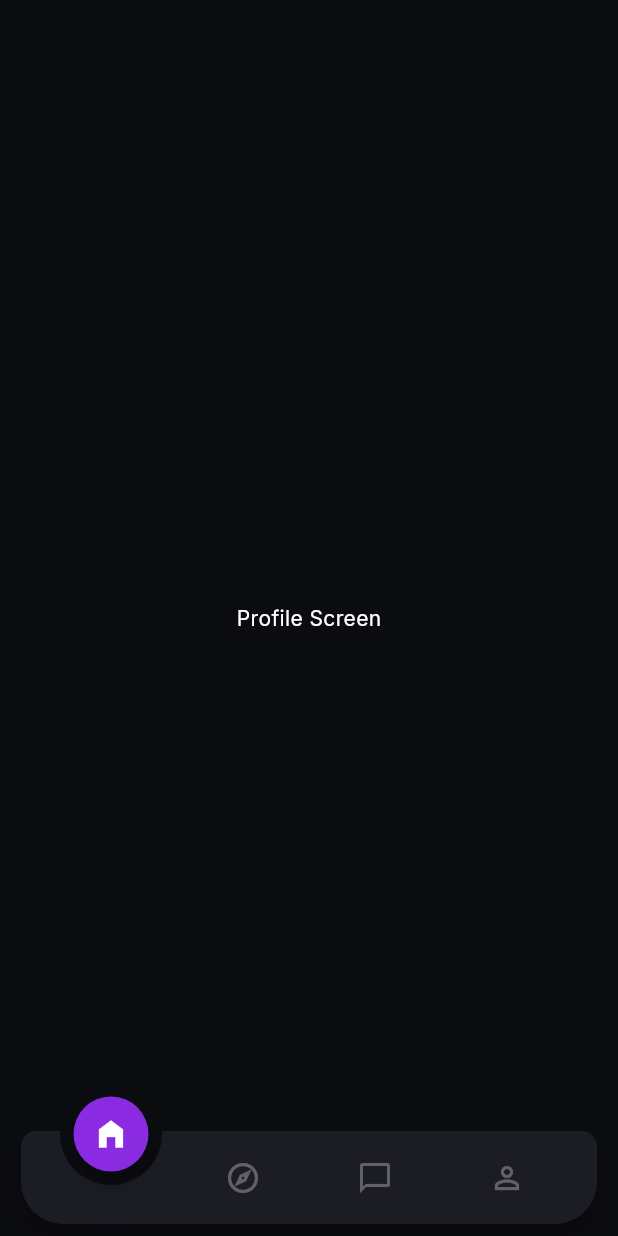
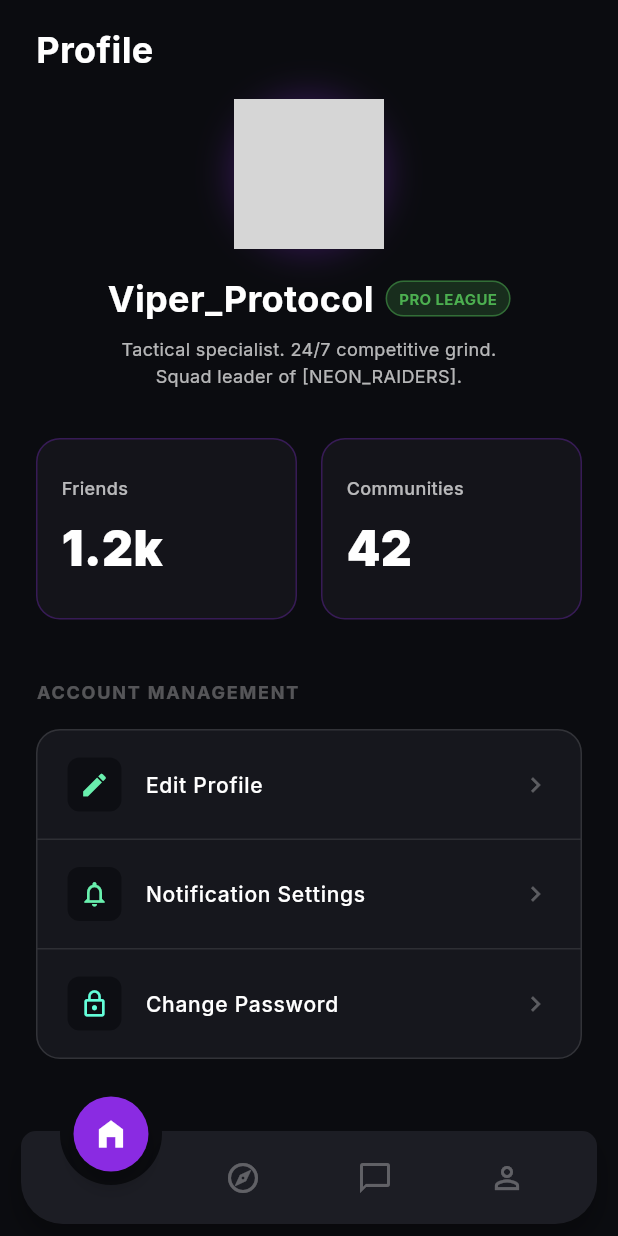
Before and after one commit to Pravesh-Shrestha/nexus_app, a Flutter app: the MainLayout screen opened directly, swiped to page 4, on a phone screen of 412 x 824 dp. Run offline on Flutter 3.47's test engine with Material 3 defaults, Android fonts, the phone set to English and light mode, and no system bars; drawn by our look-alikes of animated_notch_bottom_bar; our stand-ins replace firebase_auth, firebase_core, google_fonts, google_sign_in; accounts and stored records are empty; network calls fail; grey boxes are pictures that could not be loaded.

Commit message:
feat: implement profile screen and advanced settings navigation

```diff
--- a/lib/core/theme/app_colors.dart
+++ b/lib/core/theme/app_colors.dart
@@ -11,6 +11,13 @@ class AppColors {
   static const Color primaryCyan = Color(0xFF00E5FF);
   static const Color primaryPurple = Color(0xFF8A2BE2);
   static const Color secondaryPurple = Color(0xFF4B39EF);
+
+  // Status & Actions
+  static const Color statusOnline = Color(0xFF00E479);
+  static const Color successGreen = Color(0xFF00FF87);
+  static const Color errorRed = Color(0xFFFF3B30);
+  static const Color logoutBorder = Color(0xFFD92D20);
+  static const Color logoutText = Color(0xFFF04438);
 
   // Gradients
   static const LinearGradient authButtonGradient = LinearGradient(
--- a/lib/features/home/presentation/main_layout.dart
+++ b/lib/features/home/presentation/main_layout.dart
@@ -1,6 +1,7 @@
 import 'package:flutter/material.dart';
 import 'package:nexus_app/core/theme/app_colors.dart';
 import 'package:nexus_app/features/home/presentation/home_screen.dart';
+import 'package:nexus_app/features/profile/presentation/profile_screen.dart';
 import 'package:animated_notch_bottom_bar/animated_notch_bottom_bar/animated_notch_bottom_bar.dart';
 
 class MainLayout extends StatefulWidget {
@@ -27,7 +28,7 @@ class _MainLayoutState extends State<MainLayout> {
     const HomeScreen(),
     const Center(child: Text('Explore Screen', style: TextStyle(color: Colors.white))),
     const Center(child: Text('Messages Screen', style: TextStyle(color: Colors.white))),
-    const Center(child: Text('Profile Screen', style: TextStyle(color: Colors.white))),
+    const ProfileScreen(),
   ];
 
   @override
--- /dev/null
+++ b/lib/features/profile/presentation/profile_screen.dart
@@ -0,0 +1,527 @@
+import 'package:flutter/material.dart';
+import 'package:nexus_app/core/theme/app_colors.dart';
+import 'package:nexus_app/core/theme/app_sizes.dart';
+import 'package:nexus_app/features/auth/data/auth_service.dart';
+import 'package:nexus_app/features/auth/presentation/login_screen.dart';
+import 'package:nexus_app/features/profile/presentation/advanced_settings_screen.dart';
+
+class ProfileScreen extends StatelessWidget {
+  const ProfileScreen({super.key});
+
+  @override
+  Widget build(BuildContext context) {
+    return Scaffold(
+      backgroundColor: AppColors.background,
+      body: SafeArea(
+        child: SingleChildScrollView(
+          padding: const EdgeInsets.only(bottom: 120), // Padding for bottom nav
+          child: Column(
+            crossAxisAlignment: CrossAxisAlignment.start,
+            children: [
+              // Top App Bar
+              const Padding(
+                padding: EdgeInsets.symmetric(
+                  horizontal: AppSizes.p24,
+                  vertical: AppSizes.p16,
+                ),
+                child: Text(
+                  'Profile',
+                  style: TextStyle(
+                    color: Colors.white,
+                    fontSize: 24,
+                    fontWeight: FontWeight.bold,
+                  ),
+                ),
+              ),
+
+              // User Info Section
+              Center(
+                child: Column(
+                  children: [
+                    // Avatar with Camera Icon
+                    Stack(
+                      children: [
+                        Container(
+                          width: 100,
+                          height: 100,
+                          decoration: BoxDecoration(
+                            shape: BoxShape.circle,
+                            border: Border.all(
+                              color: AppColors.primaryPurple,
+                              width: 2,
+                            ),
+                            boxShadow: [
+                              BoxShadow(
+                                color: AppColors.primaryPurple.withValues(
+                                  alpha: 0.3,
+                                ),
+                                blurRadius: 20,
+                                spreadRadius: 2,
+                              ),
+                            ],
+                            image: const DecorationImage(
+                              image: NetworkImage(
+                                'https://i.pravatar.cc/150?img=15',
+                              ),
+                              fit: BoxFit.cover,
+                            ),
+                          ),
+                        ),
+                        Positioned(
+                          bottom: 0,
+                          right: 0,
+                          child: Container(
+                            padding: const EdgeInsets.all(6),
+                            decoration: BoxDecoration(
+                              color: AppColors.statusOnline,
+                              shape: BoxShape.circle,
+                              border: Border.all(
+                                color: AppColors.background,
+                                width: 3,
+                              ),
+                            ),
+                            child: const Icon(
+                              Icons.camera_alt,
+                              color: Colors.black,
+                              size: 14,
+                            ),
+                          ),
+                        ),
+                      ],
+                    ),
+                    const SizedBox(height: 16),
+                    // Username and Badge
+                    Row(
+                      mainAxisAlignment: MainAxisAlignment.center,
+                      children: [
+                        const Text(
+                          'Viper_Protocol',
+                          style: TextStyle(
+                            color: Colors.white,
+                            fontSize: 24,
+                            fontWeight: FontWeight.bold,
+                          ),
+                        ),
+                        const SizedBox(width: 8),
+                        Container(
+                          padding: const EdgeInsets.symmetric(
+                            horizontal: 8,
+                            vertical: 4,
+                          ),
+                          decoration: BoxDecoration(
+                            color: Colors.green.withValues(alpha: 0.2),
+                            borderRadius: BorderRadius.circular(AppSizes.r16),
+                            border: Border.all(
+                              color: Colors.green.withValues(alpha: 0.5),
+                            ),
+                          ),
+                          child: const Text(
+                            'PRO LEAGUE',
+                            style: TextStyle(
+                              color: Colors.green,
+                              fontSize: 10,
+                              fontWeight: FontWeight.bold,
+                            ),
+                          ),
+                        ),
+                      ],
+                    ),
+                    const SizedBox(height: 8),
+                    // Bio
+                    const Padding(
+                      padding: EdgeInsets.symmetric(horizontal: 40.0),
+                      child: Text(
+                        'Tactical specialist. 24/7 competitive grind.\nSquad leader of [NEON_RAIDERS].',
+                        textAlign: TextAlign.center,
+                        style: TextStyle(
+                          color: Colors.white70,
+                          fontSize: 12,
+                          height: 1.5,
+                        ),
+                      ),
+                    ),
+                  ],
+                ),
+              ),
+              const SizedBox(height: 32),
+
+              // Stats Row (Friends and Communities)
+              Padding(
+                padding: const EdgeInsets.symmetric(horizontal: AppSizes.p24),
+                child: Row(
+                  children: [
+                    Expanded(child: _buildStatBox('Friends', '1.2k')),
+                    const SizedBox(width: 16),
+                    Expanded(child: _buildStatBox('Communities', '42')),
+                  ],
+                ),
+              ),
+              const SizedBox(height: 40),
+
+              // Account Management Section
+              const Padding(
+                padding: EdgeInsets.symmetric(horizontal: AppSizes.p24),
+                child: Text(
+                  'ACCOUNT MANAGEMENT',
+                  style: TextStyle(
+                    color: Colors.white30,
+                    fontSize: 12,
+                    fontWeight: FontWeight.bold,
+                    letterSpacing: 1.2,
+                  ),
+                ),
+              ),
+              const SizedBox(height: 16),
+              Padding(
+                padding: const EdgeInsets.symmetric(horizontal: AppSizes.p24),
+                child: Container(
+                  decoration: BoxDecoration(
+                    color: AppColors.surface,
+                    borderRadius: BorderRadius.circular(AppSizes.r16),
+                    border: Border.all(color: Colors.white12),
+                  ),
+                  child: Column(
+                    children: [
+                      _buildSettingsTile(
+                        Icons.edit,
+                        'Edit Profile',
+                        Colors.greenAccent,
+                      ),
+                      const Divider(color: Colors.white10, height: 1),
+                      _buildSettingsTile(
+                        Icons.notifications_none,
+                        'Notification Settings',
+                        Colors.greenAccent,
+                      ),
+                      const Divider(color: Colors.white10, height: 1),
+                      _buildSettingsTile(
+                        Icons.lock_outline,
+                        'Change Password',
+                        Colors.tealAccent,
+                      ),
+                    ],
+                  ),
+                ),
+              ),
+              const SizedBox(height: 32),
+
+              // Other Settings Section
+              const Padding(
+                padding: EdgeInsets.symmetric(horizontal: AppSizes.p24),
+                child: Text(
+                  'OTHER SETTINGS',
+                  style: TextStyle(
+                    color: Colors.white30,
+                    fontSize: 12,
+                    fontWeight: FontWeight.bold,
+                    letterSpacing: 1.2,
+                  ),
+                ),
+              ),
+              const SizedBox(height: 16),
+              Padding(
+                padding: const EdgeInsets.symmetric(horizontal: AppSizes.p24),
+                child: Container(
+                  decoration: BoxDecoration(
+                    color: AppColors.surface,
+                    borderRadius: BorderRadius.circular(AppSizes.r16),
+                    border: Border.all(color: Colors.white12),
+                  ),
+                  child: Column(
+                    children: [
+                      _buildSettingsTile(
+                        Icons.shield_outlined,
+                        'Privacy & Safety',
+                        Colors.white70,
+                      ),
+                      const Divider(color: Colors.white10, height: 1),
+                      _buildSettingsTile(
+                        Icons.help_outline,
+                        'Support Center',
+                        Colors.white70,
+                      ),
+                    ],
+                  ),
+                ),
+              ),
+              const SizedBox(height: 32),
+
+              // Advanced Settings Section
+              const Padding(
+                padding: EdgeInsets.symmetric(horizontal: AppSizes.p24),
+                child: Text(
+                  'ADVANCED SETTINGS',
+                  style: TextStyle(
+                    color: Colors.white30,
+                    fontSize: 12,
+                    fontWeight: FontWeight.bold,
+                    letterSpacing: 1.2,
+                  ),
+                ),
+              ),
+              const SizedBox(height: 16),
+              Padding(
+                padding: const EdgeInsets.symmetric(horizontal: AppSizes.p24),
+                child: Container(
+                  decoration: BoxDecoration(
+                    color: AppColors.surface,
+                    borderRadius: BorderRadius.circular(AppSizes.r16),
+                    border: Border.all(color: Colors.white12),
+                  ),
+                  child: Column(
+                    children: [
+                      _buildSettingsTile(
+                        Icons.settings_suggest_outlined,
+                        'View More Options',
+                        Colors.purpleAccent,
+                        onTap: () {
+                          Navigator.of(context).push(
+                            MaterialPageRoute(
+                              builder: (_) => const AdvancedSettingsScreen(),
+                            ),
+                          );
+                        },
+                      ),
+                    ],
+                  ),
+                ),
+              ),
+              const SizedBox(height: 40),
+
+              // Log Out Button
+              Padding(
+                padding: const EdgeInsets.symmetric(horizontal: AppSizes.p24),
+                child: GestureDetector(
+                  onTap: () {
+                    _showLogoutConfirmation(context);
+                  },
+                  child: Container(
+                    height: 56,
+                    decoration: BoxDecoration(
+                      color: Colors.transparent,
+                      borderRadius: BorderRadius.circular(AppSizes.r16),
+                      border: Border.all(color: AppColors.logoutBorder, width: 2),
+                    ),
+                    child: const Row(
+                      mainAxisAlignment: MainAxisAlignment.center,
+                      children: [
+                        Icon(Icons.logout, color: AppColors.logoutText, size: 20),
+                        SizedBox(width: 8),
+                        Text(
+                          'LOG OUT',
+                          style: TextStyle(
+                            color: AppColors.logoutText,
+                            fontSize: 14,
+                            fontWeight: FontWeight.bold,
+                            letterSpacing: 1.2,
+                          ),
+                        ),
+                      ],
+                    ),
+                  ),
+                ),
+              ),
+              const SizedBox(height: 24),
+
+              // Version Text
+              const Center(
+                child: Text(
+                  'Nexus Version 2.4.0-Stable',
+                  style: TextStyle(color: Colors.white30, fontSize: 12),
+                ),
+              ),
+            ],
+          ),
+        ),
+      ),
+    );
+  }
+
+  Widget _buildStatBox(String title, String value) {
+    return Container(
+      padding: const EdgeInsets.symmetric(vertical: 24, horizontal: 16),
+      decoration: BoxDecoration(
+        color: AppColors.surfaceHighlight.withValues(alpha: 0.5),
+        borderRadius: BorderRadius.circular(AppSizes.r16),
+        border: Border.all(
+          color: AppColors.primaryPurple.withValues(alpha: 0.3),
+        ),
+      ),
+      child: Column(
+        crossAxisAlignment: CrossAxisAlignment.start,
+        children: [
+          Text(
+            title,
+            style: const TextStyle(
+              color: Colors.white70,
+              fontSize: 12,
+              fontWeight: FontWeight.w500,
+            ),
+          ),
+          const SizedBox(height: 8),
+          Text(
+            value,
+            style: const TextStyle(
+              color: Colors.white,
+              fontSize: 32,
+              fontWeight: FontWeight.w900,
+            ),
+          ),
+        ],
+      ),
+    );
+  }
+
+  Widget _buildSettingsTile(
+    IconData icon,
+    String title,
+    Color iconColor, {
+    VoidCallback? onTap,
+  }) {
+    return ListTile(
+      contentPadding: const EdgeInsets.symmetric(horizontal: 20, vertical: 8),
+      leading: Container(
+        padding: const EdgeInsets.all(8),
+        decoration: BoxDecoration(
+          color: AppColors.background.withValues(alpha: 0.8),
+          borderRadius: BorderRadius.circular(8),
+        ),
+        child: Icon(icon, color: iconColor, size: 20),
+      ),
+      title: Text(
+        title,
+        style: const TextStyle(
+          color: Colors.white,
+          fontSize: 14,
+          fontWeight: FontWeight.w500,
+        ),
+      ),
+      trailing: const Icon(
+        Icons.chevron_right,
+        color: Colors.white30,
+        size: 20,
+      ),
+      onTap: onTap ?? () {},
+    );
+  }
+
+  void _showLogoutConfirmation(BuildContext context) {
+    showDialog(
+      context: context,
+      builder: (BuildContext context) {
+        return Dialog(
+          backgroundColor: Colors.transparent,
+          insetPadding: const EdgeInsets.symmetric(horizontal: AppSizes.p24),
+          child: Container(
+            padding: const EdgeInsets.all(AppSizes.p24),
+            decoration: BoxDecoration(
+              color: AppColors.surfaceHighlight,
+              borderRadius: BorderRadius.circular(AppSizes.r24),
+              border: Border.all(color: Colors.white10),
+            ),
+            child: Column(
+              mainAxisSize: MainAxisSize.min,
+              children: [
+                // Icon
+                Container(
+                  width: 60,
+                  height: 60,
+                  decoration: BoxDecoration(
+                    shape: BoxShape.circle,
+                    color: AppColors.background.withValues(alpha: 0.5),
+                    border: Border.all(color: Colors.white10),
+                  ),
+                  child: const Center(
+                    child: Icon(
+                      Icons.logout,
+                      color: AppColors.primaryPurple,
+                      size: 28,
+                    ),
+                  ),
+                ),
+                const SizedBox(height: 24),
+                // Title
+                const Text(
+                  'Are You Sure?',
+                  style: TextStyle(
+                    color: Colors.white,
+                    fontSize: 24,
+                    fontWeight: FontWeight.bold,
+                  ),
+                ),
+                const SizedBox(height: 12),
+                // Description
+                const Text(
+                  'Log Out from NEXUS? You will\nneed to sign back in to access your\nstats and community.',
+                  textAlign: TextAlign.center,
+                  style: TextStyle(
+                    color: Colors.white70,
+                    fontSize: 14,
+                    height: 1.5,
+                  ),
+                ),
+                const SizedBox(height: 32),
+                // Buttons
+                GestureDetector(
+                  onTap: () async {
+                    await AuthService().signOut();
+                    if (context.mounted) {
+                      Navigator.of(context).pushAndRemoveUntil(
+                        MaterialPageRoute(builder: (_) => const LoginScreen()),
+                        (route) => false,
+                      );
+                    }
+                  },
+                  child: Container(
+                    width: double.infinity,
+                    height: 50,
+                    decoration: BoxDecoration(
+                      color: Colors.transparent,
+                      borderRadius: BorderRadius.circular(AppSizes.r16),
+                      border: Border.all(color: AppColors.statusOnline, width: 2),
+                    ),
+                    child: const Center(
+                      child: Text(
+                        'YES',
+                        style: TextStyle(
+                          color: AppColors.statusOnline,
+                          fontWeight: FontWeight.bold,
+                          letterSpacing: 1.5,
+                        ),
+                      ),
+                    ),
+                  ),
+                ),
+                const SizedBox(height: 16),
+                GestureDetector(
+                  onTap: () {
+                    Navigator.of(context).pop();
+                  },
+                  child: Container(
+                    width: double.infinity,
+                    height: 50,
+                    decoration: BoxDecoration(
+                      color: Colors.transparent,
+                      borderRadius: BorderRadius.circular(AppSizes.r16),
+                      border: Border.all(color: AppColors.logoutBorder, width: 2),
+                    ),
+                    child: const Center(
+                      child: Text(
+                        'NO',
+                        style: TextStyle(
+                          color: AppColors.logoutText,
+                          fontWeight: FontWeight.bold,
+                          letterSpacing: 1.5,
+                        ),
+                      ),
+                    ),
+                  ),
+                ),
+              ],
+            ),
+          ),
+        );
+      },
+    );
+  }
+}
```
Also changed, not shown: lib/features/profile/presentation/advanced_settings_screen.dart (added, +103 -0 lines), lib/features/splash/presentation/splash_screen.dart (+17 -4 lines).
